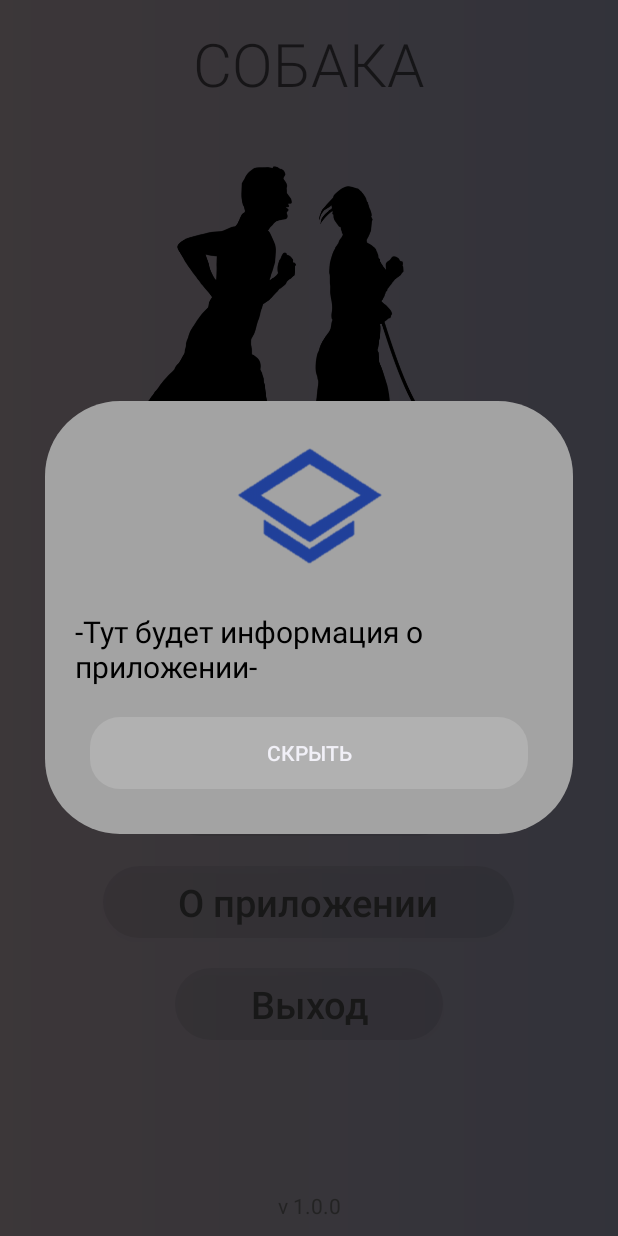
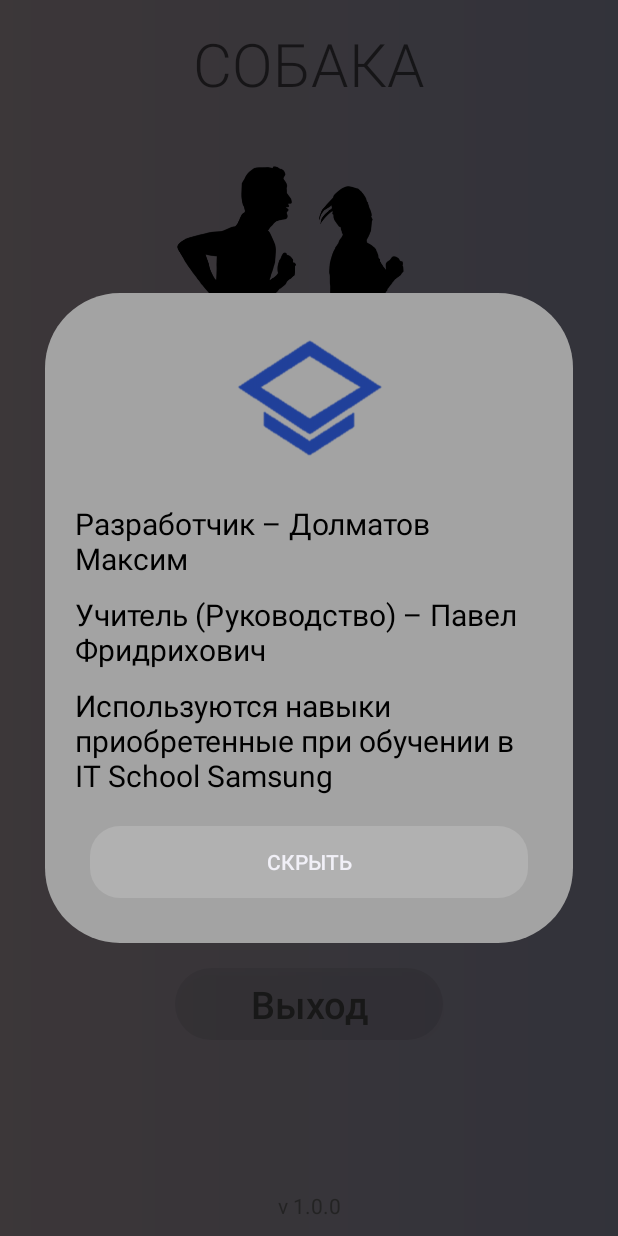
Before and after one commit to qwezzet/ChooseADog, an Android app: the screen it shows after launch (MainActivity), after a tap on "О приложении", on a phone screen of 412 x 824 dp. Run offline under Robolectric (Android 15) with nearby library versions, the phone set to English and light mode, and no system bars; 1 other tap on this screen came first.

Commit message:
lastest update ( 3 ) (maybe no)

```diff
--- a/app/src/main/java/com/example/myproject/MainActivity.java
+++ b/app/src/main/java/com/example/myproject/MainActivity.java
@@ -39,8 +39,14 @@ public class MainActivity extends AppCompatActivity {
             startActivity(i);
             btnhello.setTextColor(Color.GRAY);
         });
-        btnclose.setOnClickListener(view -> finish());
-
+        btnclose.setOnClickListener(view -> {
+            Intent ActivityClose = new Intent(getApplicationContext(), SplashActivity.class);
+            ActivityClose.setFlags(Intent.FLAG_ACTIVITY_CLEAR_TOP);
+            ActivityClose.putExtra("EXIT",true);
+            startActivity(ActivityClose);
+            finish();
+            System.exit(0);
+        });
     }
 
 
--- a/app/src/main/java/com/example/myproject/SplashActivity.java
+++ b/app/src/main/java/com/example/myproject/SplashActivity.java
@@ -35,5 +35,11 @@ public class SplashActivity extends AppCompatActivity {
             }
         };
         thread.start();
+
+
+        if (getIntent().getBooleanExtra("EXIT",false)){
+            finish();
+            System.exit(0);
+        }
     }
 }
--- a/app/src/main/res/layout/dialog_layout.xml
+++ b/app/src/main/res/layout/dialog_layout.xml
@@ -31,8 +31,29 @@
         <TextView
             android:layout_width="wrap_content"
             android:layout_height="wrap_content"
-            android:layout_margin="20dp"
-            android:text="@string/infab"
+            android:layout_marginTop="20dp"
+            android:layout_marginBottom="10dp"
+            android:layout_marginRight="20dp"
+            android:layout_marginLeft="20dp"
+            android:text="@string/editor1"
+            android:textColor="@color/black"
+            android:textSize="20sp" />
+        <TextView
+            android:layout_width="wrap_content"
+            android:layout_height="wrap_content"
+            android:text="@string/editor2"
+            android:layout_marginBottom="10dp"
+            android:layout_marginRight="20dp"
+            android:layout_marginLeft="20dp"
+            android:textColor="@color/black"
+            android:textSize="20sp" />
+        <TextView
+            android:layout_width="wrap_content"
+            android:layout_height="wrap_content"
+            android:layout_marginBottom="20dp"
+            android:layout_marginRight="20dp"
+            android:layout_marginLeft="20dp"
+            android:text="@string/editor3"
             android:textColor="@color/black"
             android:textSize="20sp" />
 
--- a/app/src/main/res/values/strings.xml
+++ b/app/src/main/res/values/strings.xml
@@ -216,8 +216,10 @@
     <string name="dogs10">Английский бульдог, Шарпей, Босерон, Бультерьер, Тоса-Ину, Питбультерьер</string>
     <string name="dogs11">Стаффоршидский терьер, Лабрадор, Ретривер, Бультерьер, Ховаварт</string>
     <string name="dogs12">Ротвейлер, Боксер, Кане Корсо, Маламут, Сеттер, Немецкая овчарка</string>
+    <string name="editor3">Используются навыки приобретенные при обучении в IT School Samsung</string>
+    <string name="editor2">Учитель (Руководство) – Павел Фридрихович </string>
+    <string name="editor1">Разработчик – Долматов Максим </string>
     <string name="description_dog">Подробнее о замерах собаки</string>
-    <string name="infab">-Тут будет информация о приложении-</string>
     <string name="backtotabletext">Вернуться к таблице</string>
     <string name="findandsearch">Поиск и фильтры</string>
     <string name="chooseyd">Выбери свою собаку!</string>
```
